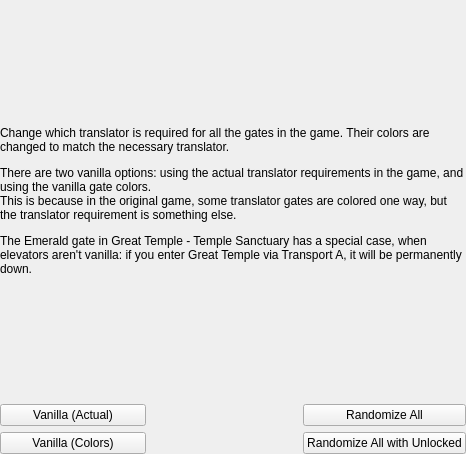
randovania/randovania, file randovania/games/prime2_dev/gui/ui_files/preset_echoes_translators.ui: the form before one commit.
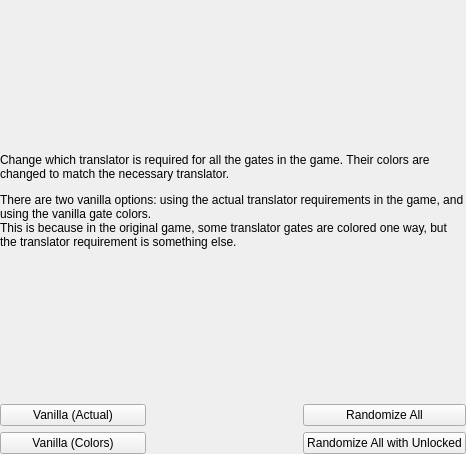
The form after the commit.

```diff
--- a/randovania/games/prime2_dev/gui/ui_files/preset_echoes_translators.ui
+++ b/randovania/games/prime2_dev/gui/ui_files/preset_echoes_translators.ui
@@ -106,7 +106,7 @@
         <item row="0" column="0" colspan="3">
          <widget class="QLabel" name="translators_description">
           <property name="text">
-           <string>&lt;html&gt;&lt;head/&gt;&lt;body&gt;&lt;p&gt;Change which translator is required for all the gates in the game. Their colors are changed to match the necessary translator.&lt;/p&gt;&lt;p&gt;There are two vanilla options: using the actual translator requirements in the game, and using the vanilla gate colors.&lt;br/&gt;This is because in the original game, some translator gates are colored one way, but the translator requirement is something else.&lt;/p&gt;&lt;p&gt;The Emerald gate in Great Temple - Temple Sanctuary has a special case, when elevators aren't vanilla: if you enter Great Temple via Transport A, it will be permanently down.&lt;/p&gt;&lt;/body&gt;&lt;/html&gt;</string>
+           <string>&lt;html&gt;&lt;head/&gt;&lt;body&gt;&lt;p&gt;Change which translator is required for all the gates in the game. Their colors are changed to match the necessary translator.&lt;/p&gt;&lt;p&gt;There are two vanilla options: using the actual translator requirements in the game, and using the vanilla gate colors.&lt;br/&gt;This is because in the original game, some translator gates are colored one way, but the translator requirement is something else.&lt;/p&gt;&lt;/body&gt;&lt;/html&gt;</string>
           </property>
           <property name="wordWrap">
            <bool>true</bool>
```
